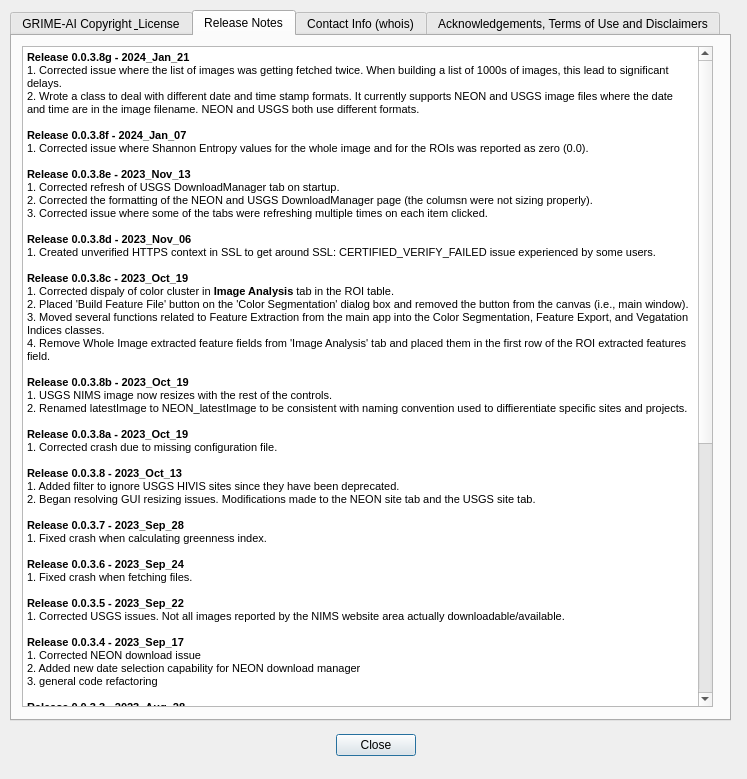
This is QDialog_ReleaseNotes.ui in JohnStranzl/GRIME-AI as Qt 5 draws it before an edit. The edited form follows.
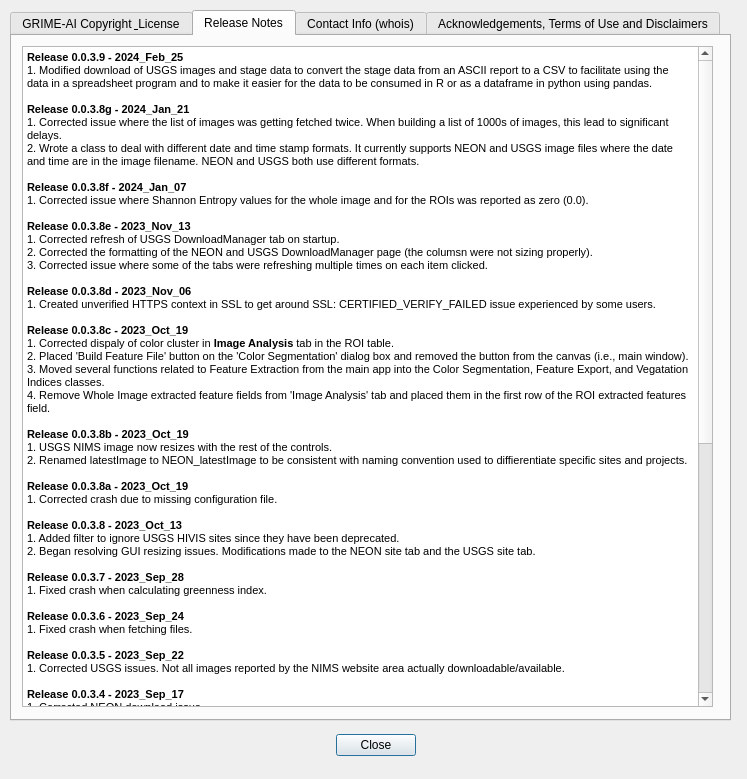
This is the edited form.

```diff
--- a/QDialog_ReleaseNotes.ui
+++ b/QDialog_ReleaseNotes.ui
@@ -92,6 +92,9 @@
 &lt;html&gt;&lt;head&gt;&lt;meta name=&quot;qrichtext&quot; content=&quot;1&quot; /&gt;&lt;style type=&quot;text/css&quot;&gt;
 p, li { white-space: pre-wrap; }
 &lt;/style&gt;&lt;/head&gt;&lt;body style=&quot; font-family:'MS Shell Dlg 2'; font-size:7.8pt; font-weight:400; font-style:normal;&quot;&gt;
+&lt;p style=&quot; margin-top:0px; margin-bottom:0px; margin-left:0px; margin-right:0px; -qt-block-indent:0; text-indent:0px;&quot;&gt;&lt;span style=&quot; font-family:'MS Shell Dlg 2','sans-serif'; font-size:8.25pt; font-weight:600;&quot;&gt;Release 0.0.3.9 - 2024_Feb_25&lt;/span&gt;&lt;/p&gt;
+&lt;p style=&quot; margin-top:0px; margin-bottom:0px; margin-left:0px; margin-right:0px; -qt-block-indent:0; text-indent:0px;&quot;&gt;&lt;span style=&quot; font-family:'MS Shell Dlg 2','sans-serif'; font-size:8.5pt;&quot;&gt;1. Modified download of USGS images and stage data to convert the stage data from an ASCII report to a CSV to facilitate using the data in a spreadsheet program and to make it easier for the data to be consumed in R or as a dataframe in python using pandas.&lt;/span&gt;&lt;/p&gt;
+&lt;p style=&quot;-qt-paragraph-type:empty; margin-top:0px; margin-bottom:0px; margin-left:0px; margin-right:0px; -qt-block-indent:0; text-indent:0px; font-family:'MS Shell Dlg 2','sans-serif'; font-size:8.5pt;&quot;&gt;&lt;br /&gt;&lt;/p&gt;
 &lt;p style=&quot; margin-top:0px; margin-bottom:0px; margin-left:0px; margin-right:0px; -qt-block-indent:0; text-indent:0px;&quot;&gt;&lt;span style=&quot; font-family:'MS Shell Dlg 2','sans-serif'; font-size:8.25pt; font-weight:600;&quot;&gt;Release 0.0.3.8g - 2024_Jan_21&lt;/span&gt;&lt;/p&gt;
 &lt;p style=&quot; margin-top:0px; margin-bottom:0px; margin-left:0px; margin-right:0px; -qt-block-indent:0; text-indent:0px;&quot;&gt;&lt;span style=&quot; font-family:'MS Shell Dlg 2','sans-serif'; font-size:8.5pt;&quot;&gt;1. Corrected issue where the list of images was getting fetched twice. When building a list of 1000s of images, this lead to significant delays.&lt;/span&gt;&lt;/p&gt;
 &lt;p style=&quot; margin-top:0px; margin-bottom:0px; margin-left:0px; margin-right:0px; -qt-block-indent:0; text-indent:0px;&quot;&gt;&lt;span style=&quot; font-family:'MS Shell Dlg 2','sans-serif'; font-size:8.5pt;&quot;&gt;2. Wrote a class to deal with different date and time stamp formats. It currently supports NEON and USGS image files where the date and time are in the image filename. NEON and USGS both use different formats.&lt;/span&gt;&lt;/p&gt;
```
